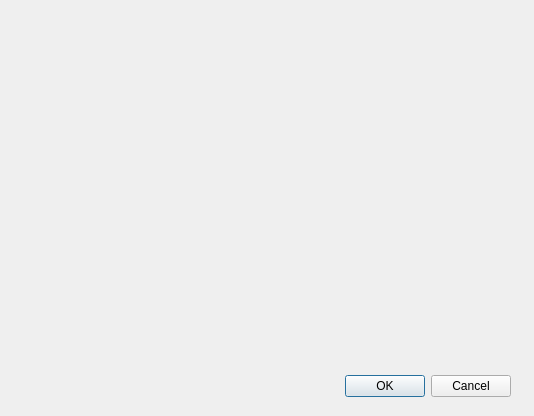
Before: the Qt Designer form sprague_plugin/calculate_ages.ui in Geojuffie/HackingEDPlanning-Team5-QGISNL, drawn with Qt 5.
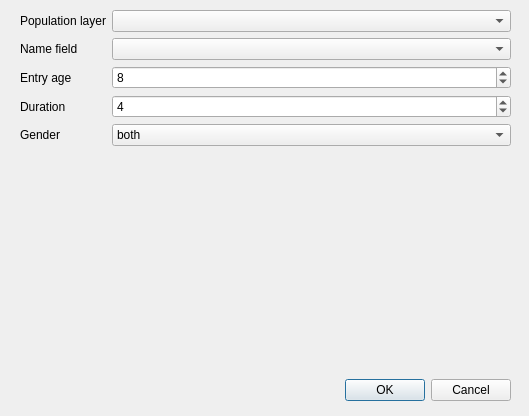
After: the same form once the commit is applied. Custom widgets are drawn as their Qt base class.

Commit message: dialog with options

```diff
--- a/sprague_plugin/calculate_ages.ui
+++ b/sprague_plugin/calculate_ages.ui
@@ -6,31 +6,135 @@
    <rect>
     <x>0</x>
     <y>0</y>
-    <width>534</width>
+    <width>529</width>
     <height>416</height>
    </rect>
   </property>
   <property name="windowTitle">
    <string>Dialog</string>
   </property>
-  <widget class="QDialogButtonBox" name="buttonBox">
+  <widget class="QWidget" name="verticalLayoutWidget">
    <property name="geometry">
     <rect>
-     <x>170</x>
-     <y>370</y>
-     <width>341</width>
-     <height>32</height>
+     <x>20</x>
+     <y>10</y>
+     <width>491</width>
+     <height>391</height>
     </rect>
    </property>
-   <property name="orientation">
-    <enum>Qt::Horizontal</enum>
-   </property>
-   <property name="standardButtons">
-    <set>QDialogButtonBox::Cancel|QDialogButtonBox::Ok</set>
-   </property>
+   <layout class="QVBoxLayout" name="verticalLayout">
+    <item>
+     <layout class="QFormLayout" name="formLayout">
+      <item row="0" column="1">
+       <widget class="QgsMapLayerComboBox" name="combo_pop_layer"/>
+      </item>
+      <item row="0" column="0">
+       <widget class="QLabel" name="label_pop_layer">
+        <property name="text">
+         <string>Population layer</string>
+        </property>
+       </widget>
+      </item>
+      <item row="2" column="0">
+       <widget class="QLabel" name="label_pop_min_age">
+        <property name="text">
+         <string>Entry age</string>
+        </property>
+       </widget>
+      </item>
+      <item row="2" column="1">
+       <widget class="QSpinBox" name="spinBox_min_age">
+        <property name="maximum">
+         <number>39</number>
+        </property>
+        <property name="value">
+         <number>8</number>
+        </property>
+       </widget>
+      </item>
+      <item row="3" column="1">
+       <widget class="QSpinBox" name="spinBox_duration">
+        <property name="minimum">
+         <number>1</number>
+        </property>
+        <property name="maximum">
+         <number>39</number>
+        </property>
+        <property name="value">
+         <number>4</number>
+        </property>
+       </widget>
+      </item>
+      <item row="3" column="0">
+       <widget class="QLabel" name="label_pop_duration">
+        <property name="text">
+         <string>Duration</string>
+        </property>
+       </widget>
+      </item>
+      <item row="1" column="0">
+       <widget class="QLabel" name="label_name">
+        <property name="text">
+         <string>Name field</string>
+        </property>
+       </widget>
+      </item>
+      <item row="1" column="1">
+       <widget class="QgsFieldComboBox" name="combo_pop_name"/>
+      </item>
+      <item row="4" column="0">
+       <widget class="QLabel" name="label_gender">
+        <property name="text">
+         <string>Gender</string>
+        </property>
+       </widget>
+      </item>
+      <item row="4" column="1">
+       <widget class="QComboBox" name="combo_gender">
+        <item>
+         <property name="text">
+          <string>both</string>
+         </property>
+        </item>
+        <item>
+         <property name="text">
+          <string>f</string>
+         </property>
+        </item>
+        <item>
+         <property name="text">
+          <string>m</string>
+         </property>
+        </item>
+       </widget>
+      </item>
+     </layout>
+    </item>
+    <item>
+     <widget class="QDialogButtonBox" name="buttonBox">
+      <property name="orientation">
+       <enum>Qt::Horizontal</enum>
+      </property>
+      <property name="standardButtons">
+       <set>QDialogButtonBox::Cancel|QDialogButtonBox::Ok</set>
+      </property>
+     </widget>
+    </item>
+   </layout>
   </widget>
  </widget>
- <resources/>
+ <customwidgets>
+   <customwidget>
+    <class>QgsMapLayerComboBox</class>
+    <extends>QComboBox</extends>
+    <header>qgsmaplayercombobox.h</header>
+   </customwidget>
+   <customwidget>
+    <class>QgsFieldComboBox</class>
+    <extends>QComboBox</extends>
+    <header>qgsfieldcombobox.h</header>
+   </customwidget>
+ </customwidgets> <resources/>
  <connections>
   <connection>
    <sender>buttonBox</sender>
```
Left out of the diff: 2 changed lines with no effect on the pictures. The commit also changes 1 other file.
